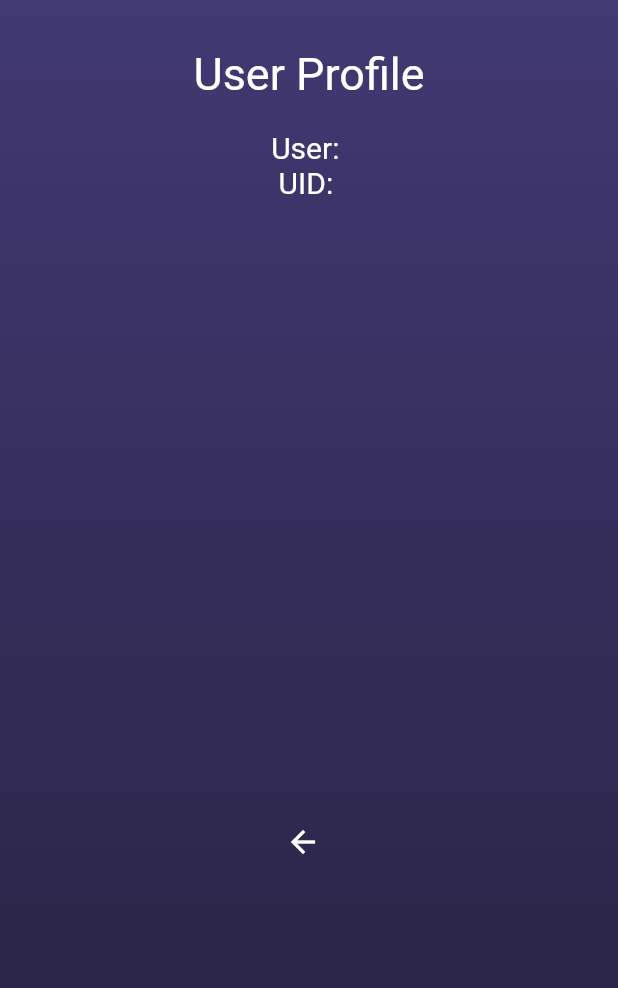
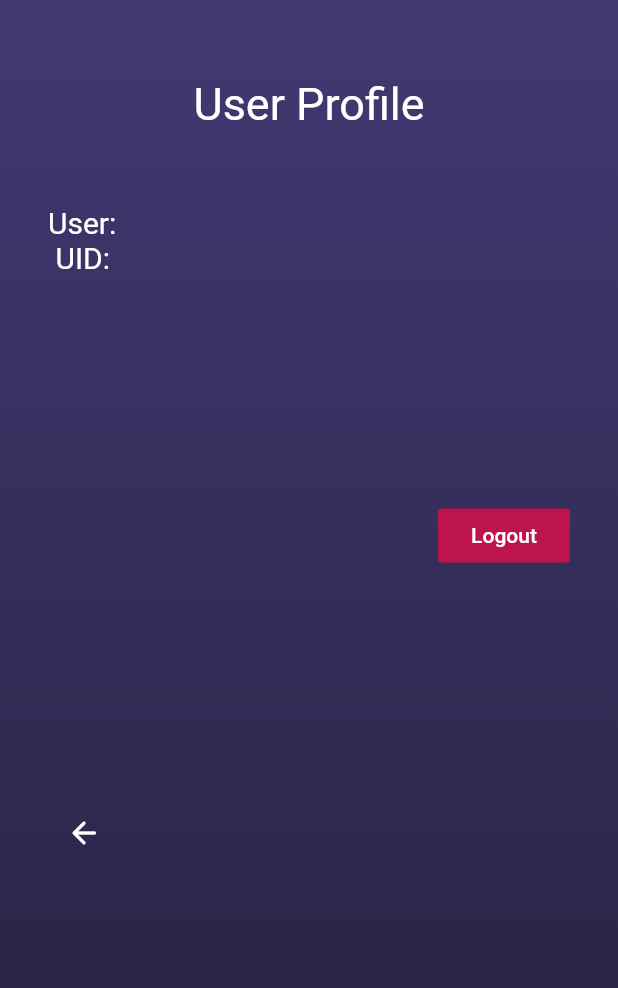
Before and after one commit to Germanins6/Mobile-devices, a Flutter app: the screen it shows once a user with an empty profile is signed in, after a tap on the "account circle" icon, on a phone screen of 412 x 824 dp. Shown: the top 988 px of the screen. Run offline on Flutter 3.47's test engine with Material 2 defaults, Android fonts, the phone set to English and light mode, and no system bars; our stand-ins replace cloud_firestore, firebase_auth, firebase_core; accounts and stored records are empty; network calls fail.

Commit message:
profile screen sizes fixes + logout button

```diff
--- a/bmw_design/lib/screens/Profile.dart
+++ b/bmw_design/lib/screens/Profile.dart
@@ -1,3 +1,4 @@
+import 'package:bmw_design/sign_in_flow/screens/sign_in_screen.dart';
 import 'package:cloud_firestore/cloud_firestore.dart';
 import 'package:firebase_auth/firebase_auth.dart';
 import 'package:flutter/material.dart';
@@ -13,6 +14,7 @@ class Profile extends StatelessWidget {
       home: Scaffold(
         body: Column(
           mainAxisSize: MainAxisSize.min,
+          mainAxisAlignment: MainAxisAlignment.spaceBetween,
           children: [
             Container(
               width: MediaQuery.of(context).size.width,
@@ -33,32 +35,60 @@ class Profile extends StatelessWidget {
                 child: SingleChildScrollView(
                   child: Padding(
                     padding: EdgeInsets.all(32),
-                    child: Column(children: [
-                      Text(
+                    child: Column(
+                      crossAxisAlignment: CrossAxisAlignment.start,
+                      children: [
+                        SizedBox(height: 20),
+                        Container(
+                          alignment: Alignment.topCenter,
+                          child: Text(
                             'User Profile',
                             style: TextStyle(
                               fontSize: 30,
                               color: Colors.white,
                             ),
                           ),
-                      SizedBox(height: 20),
-                      Text(
+                        ),
+                        SizedBox(height: 50),
+                        Container(
+                          child: Text(
                             'User: ${user.email}\n UID: ${user.uid}',
                             style: TextStyle(
                               fontSize: 20,
                               color: Colors.white,
                             ),
                           ),
-                      SizedBox(height: 400),
-                      IconButton(
-                        icon: Icon(Icons.arrow_back),
+                        ),
+                        SizedBox(height: 150),
+                        Container(
+                          alignment: Alignment.centerRight,
+                          child: FlatButton(
+                            color: Color(0xFFBE144D),
+                            textColor: Colors.white,
+                            child: Text('Logout'),
+                            onPressed: () {
+                              FirebaseAuth.instance.signOut();
+                              // Navigator.of(context).push(
+                              //   MaterialPageRoute(
+                              //     builder: (_) => SignInScreen(),
+                              //   ),
+                              // );
+                            },
+                          ),
+                        ),
+                        SizedBox(height: 150),
+                        Container(
+                          alignment: Alignment.bottomLeft,
+                          child: IconButton(
+                            icon: Icon(Icons.arrow_back_rounded),
                             color: Colors.white,
-                        alignment: Alignment.bottomLeft,
                             onPressed: () {
                               Navigator.pop(context);
                             },
                           ),
-                    ]),
+                        ),
+                      ],
+                    ),
                   ),
                 ),
               ),
--- a/bmw_design/lib/screens/car_info_screen.dart
+++ b/bmw_design/lib/screens/car_info_screen.dart
@@ -248,7 +248,7 @@ class _BottomIcons extends StatelessWidget {
           ),
           onPressed: () {},
         ),
-        //Icon 4
+        //ProfileButton
         IconButton(
           icon: Icon(Icons.account_circle),
           color: Colors.white,
@@ -257,7 +257,6 @@ class _BottomIcons extends StatelessWidget {
               context,
               MaterialPageRoute(builder: (context) => Profile()),
             );
-            //Should be going to Profile screen and show user stuff
           },
         ),
       ],
```
Lines whose indentation alone changed are shown as unchanged.
